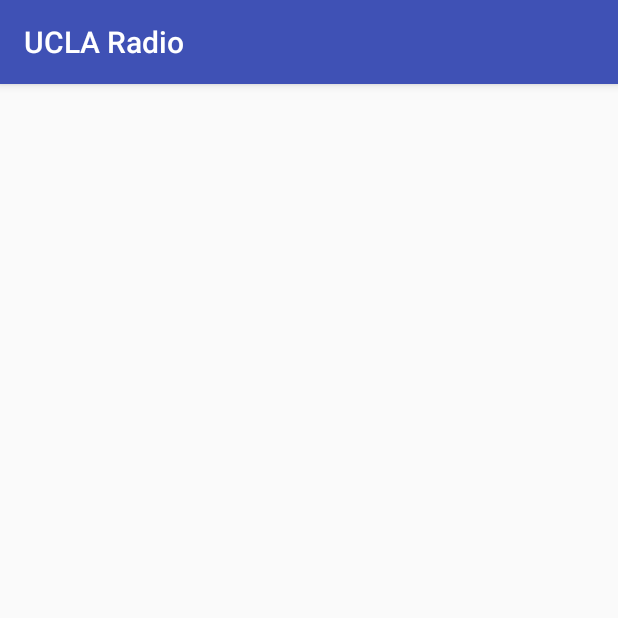
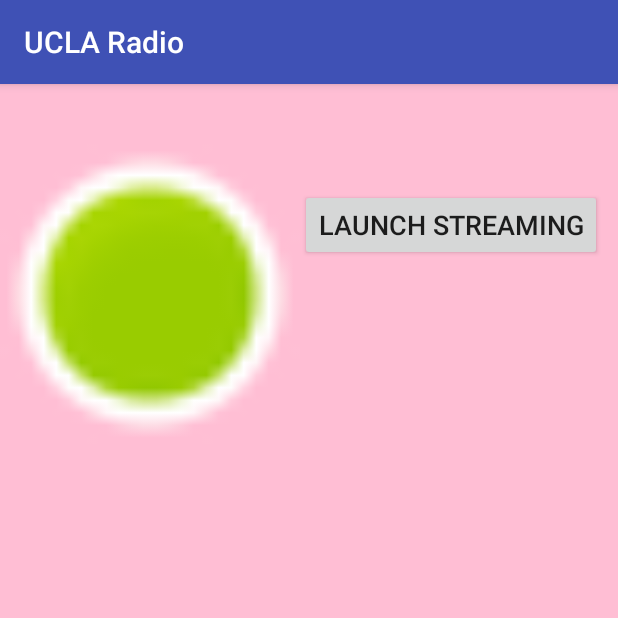
Before and after one commit to uclaradio/uclaradio-android, an Android app: the Stream screen opened directly, with no data from a screen before it, on a phone screen of 412 x 824 dp, the top half of it. Run offline under Robolectric (Android 15) with nearby library versions, the phone set to English and light mode, and no system bars.

Commit message:
example streaming from ssaurel works

```diff
--- a/app/src/main/res/layout/activity_stream.xml
+++ b/app/src/main/res/layout/activity_stream.xml
@@ -1,9 +1,27 @@
 <?xml version="1.0" encoding="utf-8"?>
-<android.support.constraint.ConstraintLayout xmlns:android="http://schemas.android.com/apk/res/android"
+<LinearLayout xmlns:android="http://schemas.android.com/apk/res/android"
     xmlns:app="http://schemas.android.com/apk/res-auto"
     xmlns:tools="http://schemas.android.com/tools"
     android:layout_width="match_parent"
     android:layout_height="match_parent"
-    tools:context="com.uclaradio.uclaradio.Stream">
+    android:background="@color/colorAccent"
+    tools:context="com.uclaradio.uclaradio.Schedule">
 
-</android.support.constraint.ConstraintLayout>
+    <ImageView
+        android:id="@+id/logo"
+        android:layout_width="200dp"
+        android:layout_height="200dp"
+        android:layout_marginTop="40dp"
+        app:srcCompat="@android:drawable/presence_online" />
+
+    <Button
+        android:id="@+id/streamBtn"
+        android:layout_width="wrap_content"
+        android:layout_height="wrap_content"
+        android:layout_below="@id/logo"
+        android:layout_marginTop="70dp"
+        android:textSize="18sp"
+        android:text="Launch Streaming"
+        />
+
+</LinearLayout>
```
Also changed, not shown: app/src/main/java/com/uclaradio/uclaradio/Stream.java (+99 -0 lines).
